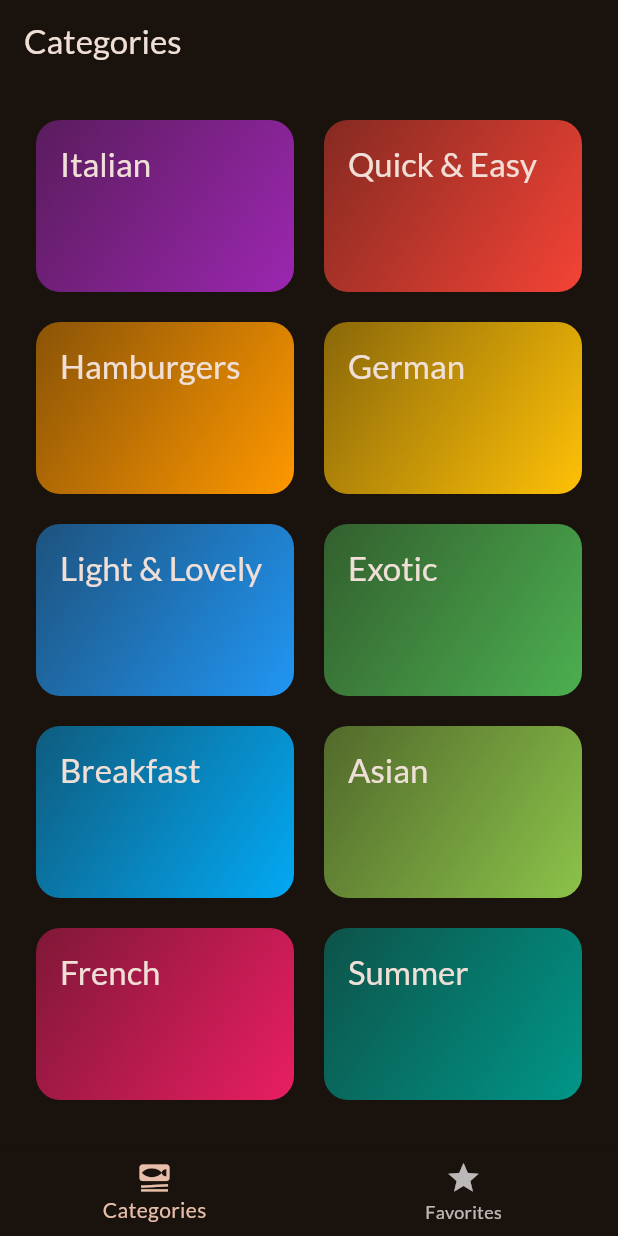
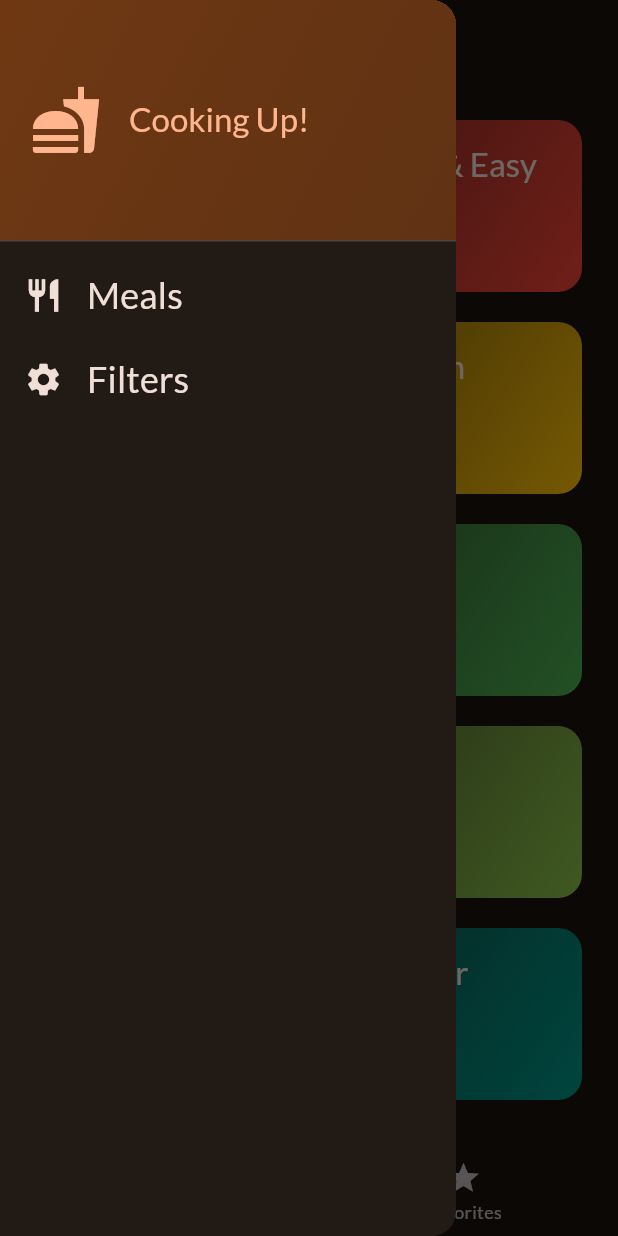
Before and after one commit to MNDragusin/meals_app, a Flutter app: the screen it shows after launch, with the side drawer open (before the commit the screen has no drawer), on a phone screen of 412 x 824 dp. Run offline on Flutter 3.47's test engine with Material 3 defaults, Android fonts, the phone set to English and light mode, and no system bars; our stand-ins replace google_fonts, transparent_image.

Commit message:
man drawer, naviation & partial filters

```diff
--- /dev/null
+++ b/lib/screens/categories.dart
@@ -0,0 +1,52 @@
+import 'package:flutter/material.dart';
+
+import '../data/mock_data.dart';
+import '../model/category.dart';
+import '../model/meal.dart';
+import '../widgets/category_grid_item.dart';
+import 'meals.dart';
+
+class CategoriesScreen extends StatelessWidget {
+  const CategoriesScreen({super.key, required this.onToggleFavorite});
+
+  final void Function(Meal meal) onToggleFavorite;
+
+  void _selectCategory(BuildContext context, Category category) {
+    final meals = dummyMeals
+        .where((meal) => meal.categories.contains(category.id))
+        .toList();
+
+    Navigator.push(
+      context,
+      MaterialPageRoute(
+        builder: (ctx) => MealsScreen(
+          title: category.title,
+          availableMeals: meals,
+          onToggleFavorite: onToggleFavorite,
+        ),
+      ),
+    );
+  }
+
+  @override
+  Widget build(BuildContext context) {
+    return GridView(
+      gridDelegate: const SliverGridDelegateWithFixedCrossAxisCount(
+        crossAxisCount: 2,
+        childAspectRatio: 3 / 2,
+        crossAxisSpacing: 20,
+        mainAxisSpacing: 20,
+      ),
+      padding: EdgeInsets.all(24),
+      children: [
+        for (final category in availableCategories)
+          CategoryGridItem(
+            category: category,
+            onSelectCategory: () {
+              _selectCategory(context, category);
+            },
+          ),
+      ],
+    );
+  }
+}
--- a/lib/screens/categories_screen.dart
+++ /dev/null
@@ -1,46 +0,0 @@
-import 'package:flutter/material.dart';
-
-import '../data/mock_data.dart';
-import '../model/category.dart';
-import '../widgets/category_grid_item.dart';
-import 'meals.dart';
-
-class CategoriesScreen extends StatelessWidget {
-  const CategoriesScreen({super.key});
-
-  void _selectCategory(BuildContext context, Category category) {
-    final meals = dummyMeals
-        .where((meal) => meal.categories.contains(category.id))
-        .toList();
-
-    Navigator.push(
-      context,
-      MaterialPageRoute(
-        builder: (ctx) =>
-            MealsScreen(title: category.title, availableMeals: meals),
-      ),
-    );
-  }
-
-  @override
-  Widget build(BuildContext context) {
-    return GridView(
-        gridDelegate: const SliverGridDelegateWithFixedCrossAxisCount(
-          crossAxisCount: 2,
-          childAspectRatio: 3 / 2,
-          crossAxisSpacing: 20,
-          mainAxisSpacing: 20,
-        ),
-        padding: EdgeInsets.all(24),
-        children: [
-          for (final category in availableCategories)
-            CategoryGridItem(
-              category: category,
-              onSelectCategory: () {
-                _selectCategory(context, category);
-              },
-            ),
-        ],
-      );
-  }
-}
--- a/lib/screens/tabs.dart
+++ b/lib/screens/tabs.dart
@@ -1,7 +1,10 @@
 import 'package:flutter/material.dart';
+import 'package:meals_app/model/meal.dart';
+import 'package:meals_app/screens/filters.dart';
 import 'package:meals_app/screens/meals.dart';
+import 'package:meals_app/widgets/main_drawer.dart';
 
-import 'categories_screen.dart';
+import 'categories.dart';
 
 class TabsScreen extends StatefulWidget {
   const TabsScreen({super.key});
@@ -14,6 +17,28 @@ class TabsScreen extends StatefulWidget {
 
 class _TabsScreenState extends State<TabsScreen> {
   int _selectedPageIndex = 0;
+  final List<Meal> _favoriteMeals = [];
+
+  void _showInfoMessage(String message) {
+    ScaffoldMessenger.of(context).clearSnackBars();
+    ScaffoldMessenger.of(
+      context,
+    ).showSnackBar(SnackBar(content: Text(message)));
+  }
+
+  void _toggleMealFavoriteStatus(Meal meal) {
+    final isExisting = _favoriteMeals.contains(meal);
+
+    setState(() {
+      if (isExisting) {
+        _favoriteMeals.remove(meal);
+        _showInfoMessage('Meal is no longer a favorite.');
+      } else {
+        _favoriteMeals.add(meal);
+        _showInfoMessage('Marked as a favorite!');
+      }
+    });
+  }
 
   void _selectPage(int index) {
     setState(() {
@@ -21,18 +46,33 @@ class _TabsScreenState extends State<TabsScreen> {
     });
   }
 
+  void _setScreen(String identifier) async {
+    Navigator.of(context).pop();
+
+    if (identifier == 'filters') {
+      Navigator.of(context).push(
+        MaterialPageRoute(builder: (ctx) => const FiltersScreen()),
+      );
+    }
+  }
+
   @override
   Widget build(BuildContext context) {
-    Widget activePage = const CategoriesScreen();
+    Widget activePage = CategoriesScreen(
+      onToggleFavorite: _toggleMealFavoriteStatus,
+    );
     var activePageTitle = 'Categories';
-    if(_selectedPageIndex == 1){
-          activePage = const MealsScreen(availableMeals: const []);
-          activePageTitle = 'Favorites';
-        }
-
+    if (_selectedPageIndex == 1) {
+      activePage = MealsScreen(
+        availableMeals: _favoriteMeals,
+        onToggleFavorite: _toggleMealFavoriteStatus,
+      );
+      activePageTitle = 'Favorites';
+    }
 
     return Scaffold(
       appBar: AppBar(title: Text(activePageTitle)),
+      drawer: MainDrawer(onSelectScreen: _setScreen),
       body: activePage,
       bottomNavigationBar: BottomNavigationBar(
         currentIndex: _selectedPageIndex,
--- /dev/null
+++ b/lib/widgets/main_drawer.dart
@@ -0,0 +1,80 @@
+import 'package:flutter/material.dart';
+
+class MainDrawer extends StatelessWidget {
+  const MainDrawer({super.key, required this.onSelectScreen});
+
+  final void Function(String identifier) onSelectScreen;
+
+  @override
+  Widget build(BuildContext context) {
+    return Drawer(
+      child: Column(
+        children: [
+          DrawerHeader(
+            padding: EdgeInsets.all(20),
+            decoration: BoxDecoration(
+              gradient: LinearGradient(
+                colors: [
+                  Theme.of(context).colorScheme.primaryContainer,
+                  Theme.of(context).colorScheme.primaryContainer.withAlpha(204),
+                ],
+                begin: Alignment.topLeft,
+                end: Alignment.bottomRight,
+              ),
+            ),
+            child: Row(
+              children: [
+                Icon(
+                  Icons.fastfood,
+                  size: 48,
+                  color: Theme.of(context).colorScheme.primary,
+                ),
+                const SizedBox(width: 18),
+                Text(
+                  'Cooking Up!',
+                  style: Theme.of(context).textTheme.titleLarge!.copyWith(
+                    color: Theme.of(context).colorScheme.primary,
+                  ),
+                ),
+              ],
+            ),
+          ),
+          ListTile(
+            leading: Icon(
+              Icons.restaurant,
+              size: 26,
+              color: Theme.of(context).colorScheme.onSurface,
+            ),
+            title: Text(
+              'Meals',
+              style: Theme.of(context).textTheme.titleSmall!.copyWith(
+                color: Theme.of(context).colorScheme.onSurface,
+                fontSize: 24,
+              ),
+            ),
+            onTap: () {
+              onSelectScreen('meals');
+            },
+          ),
+          ListTile(
+            leading: Icon(
+              Icons.settings,
+              size: 26,
+              color: Theme.of(context).colorScheme.onSurface,
+            ),
+            title: Text(
+              'Filters',
+              style: Theme.of(context).textTheme.titleSmall!.copyWith(
+                color: Theme.of(context).colorScheme.onSurface,
+                fontSize: 24,
+              ),
+            ),
+            onTap: () {
+              onSelectScreen('filters');
+            },
+          ),
+        ],
+      ),
+    );
+  }
+}
```
Also changed, not shown: lib/screens/filters.dart (added, +55 -0 lines), lib/screens/meal_details.dart (+19 -3 lines), lib/screens/meals.dart (+13 -4 lines), lib/widgets/filter_switch.dart (added, +32 -0 lines).
